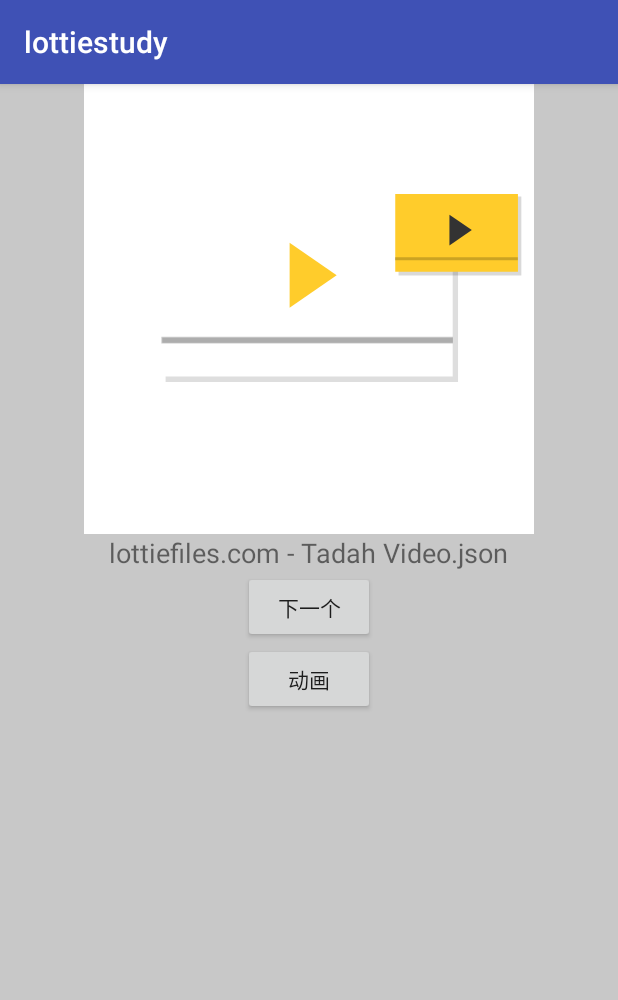
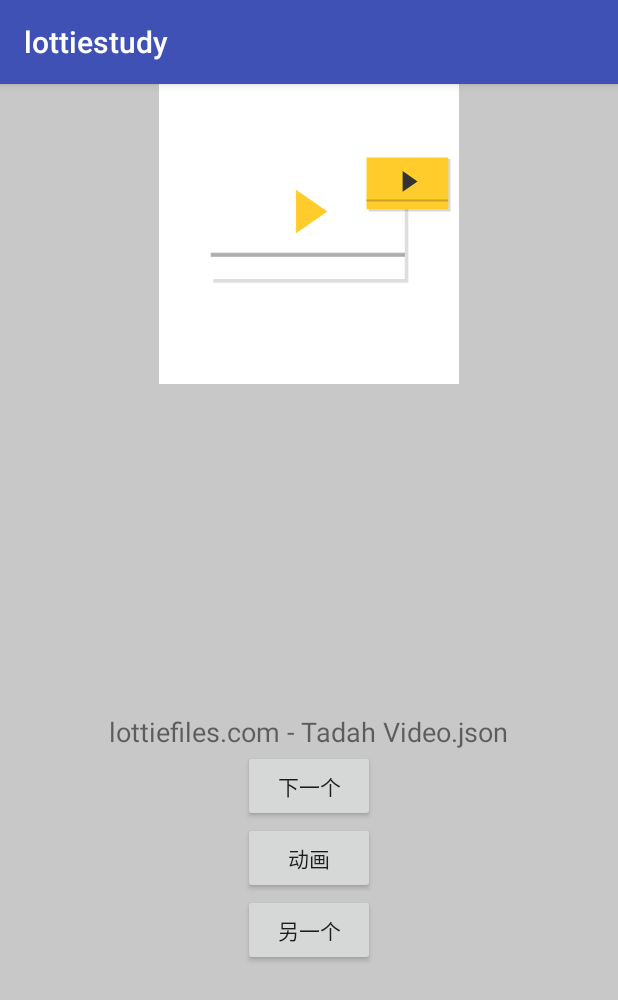
Before and after one commit to zxf2871/lottiestudy, an Android app: the screen it shows after launch (MainActivity), after a tap on "下一个", on a phone screen of 412 x 824 dp. Shown: the top 1000 px of the screen. Run offline under Robolectric (Android 15) with nearby library versions, the phone set to English and light mode, and no system bars; 1 statement that could not run was skipped.

Commit message:
修改一些东西

```diff
--- a/app/src/main/java/com/b8a3/lottiestudy/MainActivity.java
+++ b/app/src/main/java/com/b8a3/lottiestudy/MainActivity.java
@@ -1,5 +1,6 @@
 package com.b8a3.lottiestudy;
 
+import android.animation.ValueAnimator;
 import android.support.annotation.Nullable;
 import android.support.v7.app.AppCompatActivity;
 import android.os.Bundle;
@@ -67,31 +68,41 @@ public class MainActivity extends AppCompatActivity implements View.OnClickListe
     };
 
     private LottieAnimationView mLottieView;
+    private LottieAnimationView mLottieView1;
     private Button mBt1;
     private Button mBt0;
+    private Button mBt2;
     private TextView mJsonNameTV;
+    private TextView mProgressTv;
+    private String jsonFile;
 
     @Override
     protected void onCreate(Bundle savedInstanceState) {
         super.onCreate(savedInstanceState);
         setContentView(R.layout.activity_main);
         mLottieView = findViewById(R.id.lottie_v);
+        mLottieView1 = findViewById(R.id.lottie_v1);
         mJsonNameTV = findViewById(R.id.tv_json_name);
+        mProgressTv = findViewById(R.id.progress_tv);
         mBt1 = findViewById(R.id.bt_1);
         mBt1.setOnClickListener(this);
 
         mBt0 = findViewById(R.id.bt_0);
         mBt0.setOnClickListener(this);
 
-        Cancellable cancellable = LottieComposition.Factory.fromAssetFileName(this, "xyz.jaon", new OnCompositionLoadedListener() {
-            @Override
-            public void onCompositionLoaded(@Nullable LottieComposition composition) {
-                mLottieView.setComposition(composition);
-                mLottieView.playAnimation();
-            }
-        });
+        mBt2 = findViewById(R.id.bt_2);
+        mBt2.setOnClickListener(this);
 
-        cancellable.cancel();
+//        Cancellable cancellable = LottieComposition.Factory.fromAssetFileName(this, "xyz.jaon", new OnCompositionLoadedListener() {
+//            @Override
+//            public void onCompositionLoaded(@Nullable LottieComposition composition) {
+//                mLottieView.setComposition(composition);
+//                mLottieView.playAnimation();
+//            }
+//        });
+//
+//        cancellable.cancel();
+
     }
 
     @Override
@@ -101,7 +112,7 @@ public class MainActivity extends AppCompatActivity implements View.OnClickListe
             case R.id.bt_0:
                 int l = jsonFileNames.length;
                 int position = (int) (Math.random() * l);
-                String jsonFile = jsonFileNames[position];
+                jsonFile = jsonFileNames[position];
                 Log.i(TAG, "change to : 第" + position + "个" + jsonFile);
                 mJsonNameTV.setText(jsonFile);
                 mLottieView.setAnimation(jsonFile);
@@ -110,6 +121,39 @@ public class MainActivity extends AppCompatActivity implements View.OnClickListe
             case R.id.bt_1:
                 mLottieView.playAnimation();
                 break;
+
+                case R.id.bt_2:
+                    mLottieView1.setAnimation(jsonFile);
+                    mLottieView1.addAnimatorUpdateListener(new ValueAnimator.AnimatorUpdateListener() {
+                        @Override
+                        public void onAnimationUpdate(ValueAnimator animation) {
+                            String percent = String.valueOf((int)((float)animation.getAnimatedValue()*100))+"%";
+
+                            mProgressTv.setText(percent);
+                        }
+                    });
+
+
+                    ValueAnimator animator = ValueAnimator.ofFloat(0f, 1f);
+                    animator.addUpdateListener(new ValueAnimator.AnimatorUpdateListener() {
+                        @Override
+                        public void onAnimationUpdate(ValueAnimator animation) {
+                            mLottieView1.setProgress((Float) animation.getAnimatedValue());
+                        }
+                    });
+                    mLottieView1.playAnimation();
+                break;
+        }
+    }
+
+    @Override
+    protected void onDestroy() {
+        super.onDestroy();
+        if(mLottieView!=null){
+            mLottieView.cancelAnimation();
+        }
+        if(mLottieView1!=null){
+            mLottieView1.cancelAnimation();
         }
     }
 }
--- a/app/src/main/res/layout/activity_main.xml
+++ b/app/src/main/res/layout/activity_main.xml
@@ -4,36 +4,41 @@
     xmlns:tools="http://schemas.android.com/tools"
     android:layout_width="match_parent"
     android:layout_height="match_parent"
+    android:background="#33000000"
     android:gravity="center_horizontal"
     android:orientation="vertical"
-    android:background="#33000000"
     tools:context="com.b8a3.lottiestudy.MainActivity">
 
     <com.airbnb.lottie.LottieAnimationView
         android:id="@+id/lottie_v"
-        android:layout_width="300dp"
-        android:layout_height="300dp"
+        android:layout_width="200dp"
+        android:layout_height="200dp"
         app:lottie_autoPlay="true"
-        app:lottie_fileName="Mobilo/A.json"
-        app:lottie_loop="true"
-        app:lottie_imageAssetsFolder="Images\WeAccept"
         app:lottie_cacheStrategy="none"
         app:lottie_colorFilter="@color/colorAccent"
         app:lottie_enableMergePathsForKitKatAndAbove="true"
+        app:lottie_fileName="Mobilo/A.json"
+        app:lottie_imageAssetsFolder="Images\WeAccept"
+        app:lottie_loop="true"
         app:lottie_progress="50"
-        app:lottie_rawRes=""
-        app:lottie_repeatCount=""
-        app:lottie_repeatMode=""
-        app:lottie_scale=""
-        app:srcCompat="@color/colorAccent"
+        app:srcCompat="@color/colorAccent" />
+
+    <com.airbnb.lottie.LottieAnimationView
+        android:id="@+id/lottie_v1"
+        android:layout_width="200dp"
+        android:layout_height="200dp"
+        app:lottie_autoPlay="true" />
+    <TextView
+        android:id="@+id/progress_tv"
+        android:layout_width="wrap_content"
+        android:layout_height="wrap_content"
         />
-
     <TextView
         android:id="@+id/tv_json_name"
         android:layout_width="wrap_content"
         android:layout_height="wrap_content"
         android:textSize="18sp"
-        tools:text="json 文件"/>
+        tools:text="json 文件" />
 
     <Button
         android:id="@+id/bt_0"
@@ -46,4 +51,10 @@
         android:layout_width="wrap_content"
         android:layout_height="wrap_content"
         android:text="动画" />
+
+    <Button
+        android:id="@+id/bt_2"
+        android:layout_width="wrap_content"
+        android:layout_height="wrap_content"
+        android:text="另一个" />
 </LinearLayout>
```
